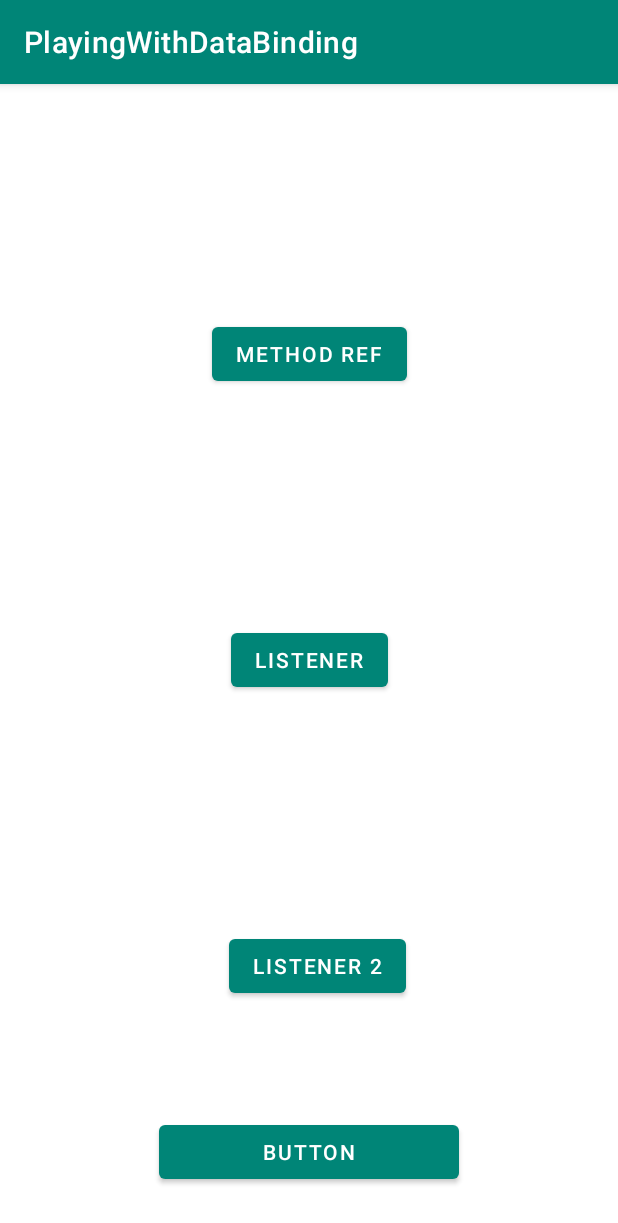
After one commit to Iamsdt/PlayingWithDataBinding, an Android app: the EventBindingActivity screen opened directly, with no data from a screen before it, on a phone screen of 412 x 824 dp. The commit adds this screen. Shown: the top 1223 px of the screen. Run offline under Robolectric (Android 15) with nearby library versions, the phone set to English and light mode, and no system bars; our stand-ins replace data binding.

Commit message:
event_binding
Took 1 hour 30 minutes

```diff
--- a/app/build.gradle
+++ b/app/build.gradle
@@ -41,4 +41,7 @@ dependencies {
     testImplementation 'junit:junit:4.12'
     androidTestImplementation 'androidx.test:runner:1.1.1'
     androidTestImplementation 'androidx.test.espresso:espresso-core:3.1.1'
+
+    //helper
+    implementation 'com.github.Iamsdt:AndroidExtensionHelper:v2.0'
 }
--- a/app/src/main/AndroidManifest.xml
+++ b/app/src/main/AndroidManifest.xml
@@ -9,6 +9,8 @@
             android:roundIcon="@mipmap/ic_launcher_round"
             android:supportsRtl="true"
             android:theme="@style/AppTheme">
+        <activity android:name=".EventBindingActivity">
+        </activity>
         <activity android:name=".MainActivity">
             <intent-filter>
                 <action android:name="android.intent.action.MAIN"/>
--- /dev/null
+++ b/app/src/main/java/com/iamsdt/playingwithdatabinding/EventBindingActivity.kt
@@ -0,0 +1,42 @@
+package com.iamsdt.playingwithdatabinding
+
+import android.content.Context
+import androidx.appcompat.app.AppCompatActivity
+import android.os.Bundle
+import android.view.View
+import android.widget.Toast
+import androidx.databinding.DataBindingUtil
+import com.iamsdt.playingwithdatabinding.databinding.ActivityEventBindingBinding
+
+class EventBindingActivity : AppCompatActivity() {
+
+    lateinit var binding: ActivityEventBindingBinding
+
+    override fun onCreate(savedInstanceState: Bundle?) {
+        super.onCreate(savedInstanceState)
+        //setContentView(R.layout.activity_event_binding)
+        binding = DataBindingUtil.setContentView(this, R.layout.activity_event_binding)
+        binding.handler = Handler(this)
+        binding.name = "Shudipto"
+    }
+}
+
+class Handler(val context: Context) {
+
+    fun clickMe2(view: View) {
+        Toast.makeText(view.context, "Click", Toast.LENGTH_SHORT).show()
+    }
+
+    fun clickMe3(view: View) {
+        Toast.makeText(view.context, "Click", Toast.LENGTH_SHORT).show()
+    }
+
+    fun clickMe4() {
+        Toast.makeText(context, "Click", Toast.LENGTH_SHORT).show()
+    }
+
+    fun clickMe5(string: String) {
+        Toast.makeText(context, string, Toast.LENGTH_SHORT).show()
+    }
+
+}
--- a/app/src/main/java/com/iamsdt/playingwithdatabinding/MainActivity.kt
+++ b/app/src/main/java/com/iamsdt/playingwithdatabinding/MainActivity.kt
@@ -3,6 +3,7 @@ package com.iamsdt.playingwithdatabinding
 import androidx.appcompat.app.AppCompatActivity
 import android.os.Bundle
 import androidx.databinding.DataBindingUtil
+import com.iamsdt.androidextension.nextActivity
 import com.iamsdt.playingwithdatabinding.databinding.ActivityMainBinding
 
 class MainActivity : AppCompatActivity() {
@@ -12,7 +13,8 @@ class MainActivity : AppCompatActivity() {
     override fun onCreate(savedInstanceState: Bundle?) {
         super.onCreate(savedInstanceState)
         binding = DataBindingUtil.setContentView(this, R.layout.activity_main)
-        val model = MyModel(listOf("Shudipto", "Trafder", "", "", ""))
+        val model = MyModel(listOf("", "Trafder", "", "", ""))
         binding.model = model
+        nextActivity<EventBindingActivity>()
     }
 }
--- /dev/null
+++ b/app/src/main/res/layout/activity_event_binding.xml
@@ -0,0 +1,56 @@
+<?xml version="1.0" encoding="utf-8"?>
+<layout xmlns:android="http://schemas.android.com/apk/res/android"
+        xmlns:tools="http://schemas.android.com/tools"
+        xmlns:app="http://schemas.android.com/apk/res-auto"
+        tools:context=".EventBindingActivity">
+
+    <data>
+        <variable name="handler"
+                  type="com.iamsdt.playingwithdatabinding.Handler"/>
+
+        <variable name="name" type="java.lang.String"/>
+    </data>
+
+    <androidx.constraintlayout.widget.ConstraintLayout
+            android:layout_width="match_parent"
+            android:layout_height="match_parent">
+
+        <Button
+                android:text="Method Ref"
+                android:layout_width="wrap_content"
+                android:layout_height="wrap_content"
+                android:id="@+id/button2"
+                android:onClick="@{handler::clickMe2}"
+                app:layout_constraintEnd_toEndOf="parent"
+                app:layout_constraintStart_toStartOf="parent" app:layout_constraintHorizontal_bias="0.5"
+                app:layout_constraintBottom_toTopOf="@+id/button3" app:layout_constraintTop_toTopOf="parent"/>
+        <Button
+                android:text="Listener"
+                android:layout_width="wrap_content"
+                android:layout_height="wrap_content"
+                android:id="@+id/button3"
+                android:onClick="@{(view) -> handler.clickMe3(view)}"
+                app:layout_constraintTop_toBottomOf="@+id/button2" app:layout_constraintStart_toStartOf="parent"
+                app:layout_constraintEnd_toEndOf="parent" app:layout_constraintHorizontal_bias="0.5"
+                app:layout_constraintBottom_toTopOf="@+id/button4"/>
+        <Button
+                android:text="Listener 2"
+                android:layout_width="wrap_content"
+                android:layout_height="wrap_content"
+                android:onClick="@{()-> handler.clickMe4()}"
+                app:layout_constraintStart_toStartOf="parent" app:layout_constraintEnd_toEndOf="parent"
+                android:id="@+id/button4" app:layout_constraintTop_toBottomOf="@+id/button3"
+                app:layout_constraintBottom_toBottomOf="parent" app:layout_constraintHorizontal_bias="0.519"/>
+        <Button
+                android:text="Button"
+                android:layout_width="200dp"
+                android:layout_height="wrap_content"
+                android:id="@+id/button"
+                android:onClick="@{() -> handler.clickMe5(name)}"
+                app:layout_constraintTop_toTopOf="parent" android:layout_marginEnd="32dp"
+                app:layout_constraintEnd_toEndOf="parent" android:layout_marginTop="32dp"
+                app:layout_constraintStart_toStartOf="parent" android:layout_marginStart="32dp"
+                android:layout_marginBottom="32dp" app:layout_constraintBottom_toBottomOf="parent"
+                app:layout_constraintVertical_bias="1.0"/>
+    </androidx.constraintlayout.widget.ConstraintLayout>
+</layout>
--- a/build.gradle
+++ b/build.gradle
@@ -19,7 +19,7 @@ allprojects {
     repositories {
         google()
         jcenter()
-
+        maven { url 'https://jitpack.io' }
     }
 }
 
```
Also changed, not shown: app/src/main/java/com/iamsdt/playingwithdatabinding/Timmer.kt (added, +22 -0 lines), app/src/main/res/layout/test_layout.xml (added, +63 -0 lines), app/src/main/res/values/styles.xml (+9 -0 lines).
